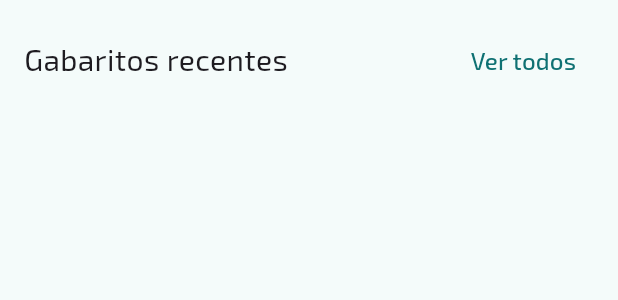
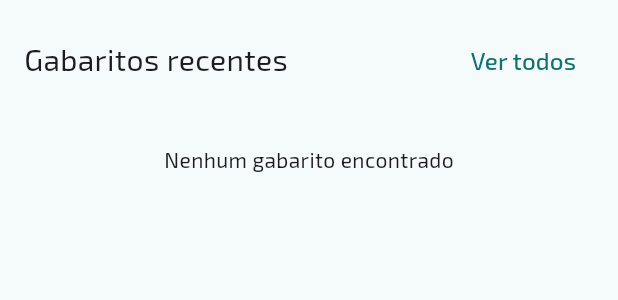
Before and after one commit to br-adriel/flutter-meu-gabarito, a Flutter app: the RecentGabaritos widget shown alone on an empty page, opened directly, on a phone screen of 412 x 824 dp. Shown: the top 300 px of the screen. Run offline on Flutter 3.47's test engine with Material 3 defaults, Android fonts, the phone set to English and light mode, and no system bars; our stand-ins replace cloud_firestore, email_validator, firebase_auth, firebase_core, firebase_storage, flutter_dotenv and 5 more; accounts and stored records are empty; generated files the repository leaves out were written again.

Commit message:
feat: Link RecentGabaritos with GabaritoScreen

```diff
--- a/lib/widgets/recent_gabaritos.dart
+++ b/lib/widgets/recent_gabaritos.dart
@@ -1,6 +1,7 @@
 import 'package:flutter/material.dart';
 import 'package:flutter_hooks/flutter_hooks.dart';
 import 'package:flutter_mobx/flutter_mobx.dart';
+import 'package:meu_gabarito/screens/gabarito.dart';
 import 'package:meu_gabarito/screens/gabaritos.dart';
 import 'package:meu_gabarito/store/gabaritos/gabaritos.dart';
 import 'package:meu_gabarito/store/main.dart';
@@ -12,8 +13,11 @@ class RecentGabaritos extends HookWidget {
   final int limit;
   final EdgeInsetsGeometry padding;
 
-  const RecentGabaritos(
-      {super.key, this.limit = 3, this.padding = const EdgeInsets.all(0)});
+  const RecentGabaritos({
+    super.key,
+    this.limit = 3,
+    this.padding = const EdgeInsets.all(0),
+  });
 
   @override
   Widget build(BuildContext context) {
@@ -55,10 +59,31 @@ class RecentGabaritos extends HookWidget {
                 padding: EdgeInsets.symmetric(vertical: 20),
                 child: Center(child: CircularProgressIndicator()),
               );
+            } else if (store.gabaritos.isEmpty) {
+              return const Padding(
+                padding: EdgeInsets.symmetric(vertical: 32),
+                child: Center(
+                  child: Text('Nenhum gabarito encontrado'),
+                ),
+              );
             } else {
               return Column(
                 children: store.gabaritos
-                    .map<Widget>((gab) => GabaritoCard(gab))
+                    .map<Widget>(
+                      (gab) => GabaritoCard(
+                        gab,
+                        onTap: () => Navigator.of(context)
+                            .push(
+                              MaterialPageRoute(
+                                builder: (context) =>
+                                    GabaritoScreen(gabarito: gab),
+                              ),
+                            )
+                            .then(
+                              (_) => store.getRecentGabaritos(limit: limit),
+                            ),
+                      ),
+                    )
                     .toList(),
               );
             }
```
